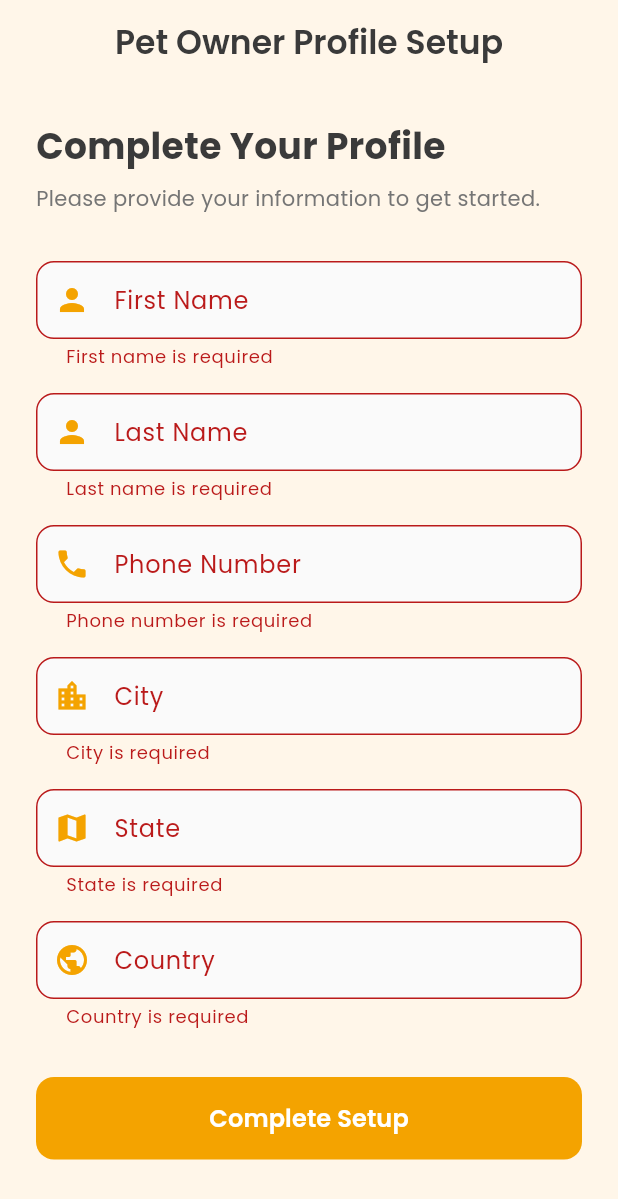
After one commit to AmayMalviya/Pet-Connect, a Flutter app: the ProfileSetupScreen screen opened directly, after a tap on "Complete Setup", on a phone screen of 412 x 824 dp. The commit adds this screen. Shown: the top 1199 px of the screen. Run offline on Flutter 3.47's test engine with Material 3 defaults, Android fonts, the phone set to English and light mode, and no system bars; our stand-ins replace camera, firebase_core, firebase_messaging, flutter_local_notifications, google_fonts, google_maps_flutter and 3 more; accounts and stored records are empty.

Commit message:
Add profile setup screen and update role selection flow
- Create ProfileSetupScreen with role-specific forms for Pet Owner and Shelter Owner
- Integrate profile setup into role selection workflow
- Add RecommendedShopScreen placeholder for future pet product recommendations
- Remove shop card from home screen and update import paths for manage pets screen

```diff
--- a/Frontend/lib/main.dart
+++ b/Frontend/lib/main.dart
@@ -24,7 +24,7 @@ import 'package:pet_connect_app/screens/appointments_screen.dart';
 import 'package:pet_connect_app/screens/my_patients_screen.dart';
 import 'package:pet_connect_app/screens/scan_pet_qr_screen.dart';
 import 'package:pet_connect_app/screens/vet_profile_screen.dart';
-import 'package:pet_connect_app/screens/manage_pets_screen.dart';
+import 'package:pet_connect_app/screens/shelter/manage_pets_screen.dart';
 import 'package:pet_connect_app/screens/adoption_requests_screen.dart';
 import 'package:pet_connect_app/screens/shelter_profile_screen.dart';
 import 'package:pet_connect_app/screens/edit_profile_screen.dart';
@@ -37,6 +37,7 @@ import 'package:firebase_core/firebase_core.dart';
 import 'package:pet_connect_app/screens/recommended_shop_screen.dart';
 import 'package:pet_connect_app/screens/shelter/manage_appointments_screen.dart';
 import 'package:pet_connect_app/screens/shelter/shelter_analytics_screen.dart';
+import 'package:pet_connect_app/screens/profile_setup_screen.dart';
 
 import 'package:pet_connect_app/services/notification_service.dart';
 
--- /dev/null
+++ b/Frontend/lib/screens/profile_setup_screen.dart
@@ -0,0 +1,427 @@
+import 'package:flutter/material.dart';
+import 'package:google_fonts/google_fonts.dart';
+import 'package:pet_connect_app/theme/app_theme.dart';
+import 'package:supabase_flutter/supabase_flutter.dart';
+import 'package:pet_connect_app/screens/main_screen.dart';
+import 'package:pet_connect_app/screens/shelter_home_screen.dart';
+
+class ProfileSetupScreen extends StatefulWidget {
+  static const routeName = '/profile-setup';
+
+  final String role; // 'Pet Owner' or 'Shelter Owner'
+
+  const ProfileSetupScreen({super.key, required this.role});
+
+  @override
+  State<ProfileSetupScreen> createState() => _ProfileSetupScreenState();
+}
+
+class _ProfileSetupScreenState extends State<ProfileSetupScreen> {
+  final _formKey = GlobalKey<FormState>();
+  bool _isLoading = false;
+
+  // Common fields
+  late TextEditingController _firstNameController;
+  late TextEditingController _lastNameController;
+  late TextEditingController _phoneController;
+  late TextEditingController _cityController;
+  late TextEditingController _stateController;
+  late TextEditingController _countryController;
+
+  // Shelter-specific fields
+  late TextEditingController _shelterNameController;
+  late TextEditingController _websiteController;
+  late TextEditingController _capacityController;
+  late TextEditingController _experienceController;
+
+  @override
+  void initState() {
+    super.initState();
+    _firstNameController = TextEditingController();
+    _lastNameController = TextEditingController();
+    _phoneController = TextEditingController();
+    _cityController = TextEditingController();
+    _stateController = TextEditingController();
+    _countryController = TextEditingController();
+    _shelterNameController = TextEditingController();
+    _websiteController = TextEditingController();
+    _capacityController = TextEditingController();
+    _experienceController = TextEditingController();
+  }
+
+  @override
+  void dispose() {
+    _firstNameController.dispose();
+    _lastNameController.dispose();
+    _phoneController.dispose();
+    _cityController.dispose();
+    _stateController.dispose();
+    _countryController.dispose();
+    _shelterNameController.dispose();
+    _websiteController.dispose();
+    _capacityController.dispose();
+    _experienceController.dispose();
+    super.dispose();
+  }
+
+  Future<void> _submitProfile() async {
+    if (!_formKey.currentState!.validate()) {
+      return;
+    }
+
+    setState(() => _isLoading = true);
+
+    try {
+      final user = Supabase.instance.client.auth.currentUser;
+      if (user == null) {
+        throw Exception('User not authenticated');
+      }
+
+      final profileData = {
+        'user_id': user.id,
+        'first_name': _firstNameController.text.trim(),
+        'last_name': _lastNameController.text.trim(),
+        'phone': _phoneController.text.trim(),
+        'city': _cityController.text.trim(),
+        'state': _stateController.text.trim(),
+        'country': _countryController.text.trim(),
+        'role': widget.role,
+      };
+
+      // Add shelter-specific fields if shelter owner
+      if (widget.role == 'Shelter Owner') {
+        profileData['first_name'] = _shelterNameController.text.trim();
+        profileData['website'] = _websiteController.text.trim();
+        profileData['capacity'] = _capacityController.text.trim();
+        profileData['experience'] = _experienceController.text.trim();
+      }
+
+      await Supabase.instance.client.from('profiles').upsert(profileData);
+
+      if (!mounted) return;
+
+      ScaffoldMessenger.of(context).showSnackBar(
+        const SnackBar(content: Text('Profile setup completed successfully!')),
+      );
+
+      // Navigate based on role
+      if (widget.role == 'Shelter Owner') {
+        Navigator.pushReplacementNamed(context, ShelterHomeScreen.routeName);
+      } else {
+        Navigator.pushReplacementNamed(context, MainScreen.routeName);
+      }
+    } catch (e) {
+      if (mounted) {
+        ScaffoldMessenger.of(context).showSnackBar(
+          SnackBar(content: Text('Error: ${e.toString()}')),
+        );
+      }
+    } finally {
+      if (mounted) {
+        setState(() => _isLoading = false);
+      }
+    }
+  }
+
+  @override
+  Widget build(BuildContext context) {
+    return Scaffold(
+      appBar: AppBar(
+        title: Text(
+          '${widget.role} Profile Setup',
+          style: GoogleFonts.poppins(fontWeight: FontWeight.w600),
+        ),
+        centerTitle: true,
+        backgroundColor: Colors.transparent,
+        elevation: 0,
+      ),
+      body: SingleChildScrollView(
+        padding: const EdgeInsets.all(24.0),
+        child: Form(
+          key: _formKey,
+          child: Column(
+            crossAxisAlignment: CrossAxisAlignment.start,
+            children: [
+              Text(
+                'Complete Your Profile',
+                style: GoogleFonts.poppins(
+                  fontSize: 24,
+                  fontWeight: FontWeight.bold,
+                ),
+              ),
+              const SizedBox(height: 8),
+              Text(
+                'Please provide your information to get started.',
+                style: GoogleFonts.poppins(
+                  fontSize: 14,
+                  color: Colors.grey[600],
+                ),
+              ),
+              const SizedBox(height: 32),
+              if (widget.role == 'Pet Owner') _buildPetOwnerForm(),
+              if (widget.role == 'Shelter Owner') _buildShelterOwnerForm(),
+              const SizedBox(height: 32),
+              SizedBox(
+                width: double.infinity,
+                child: ElevatedButton(
+                  onPressed: _isLoading ? null : _submitProfile,
+                  style: ElevatedButton.styleFrom(
+                    padding: const EdgeInsets.symmetric(vertical: 16),
+                    backgroundColor: AppColors.primary,
+                    shape: RoundedRectangleBorder(
+                      borderRadius: BorderRadius.circular(12),
+                    ),
+                  ),
+                  child: _isLoading
+                      ? const SizedBox(
+                          height: 20,
+                          width: 20,
+                          child: CircularProgressIndicator(
+                            strokeWidth: 2,
+                            valueColor: AlwaysStoppedAnimation<Color>(Colors.white),
+                          ),
+                        )
+                      : Text(
+                          'Complete Setup',
+                          style: GoogleFonts.poppins(
+                            fontSize: 16,
+                            fontWeight: FontWeight.w600,
+                            color: Colors.white,
+                          ),
+                        ),
+                ),
+              ),
+            ],
+          ),
+        ),
+      ),
+    );
+  }
+
+  Widget _buildPetOwnerForm() {
+    return Column(
+      children: [
+        _buildTextField(
+          controller: _firstNameController,
+          label: 'First Name',
+          hint: 'Enter your first name',
+          icon: Icons.person,
+          validator: (value) {
+            if (value == null || value.isEmpty) {
+              return 'First name is required';
+            }
+            return null;
+          },
+        ),
+        const SizedBox(height: 16),
+        _buildTextField(
+          controller: _lastNameController,
+          label: 'Last Name',
+          hint: 'Enter your last name',
+          icon: Icons.person,
+          validator: (value) {
+            if (value == null || value.isEmpty) {
+              return 'Last name is required';
+            }
+            return null;
+          },
+        ),
+        const SizedBox(height: 16),
+        _buildTextField(
+          controller: _phoneController,
+          label: 'Phone Number',
+          hint: 'Enter your phone number',
+          icon: Icons.phone,
+          keyboardType: TextInputType.phone,
+          validator: (value) {
+            if (value == null || value.isEmpty) {
+              return 'Phone number is required';
+            }
+            return null;
+          },
+        ),
+        const SizedBox(height: 16),
+        _buildTextField(
+          controller: _cityController,
+          label: 'City',
+          hint: 'Enter your city',
+          icon: Icons.location_city,
+          validator: (value) {
+            if (value == null || value.isEmpty) {
+              return 'City is required';
+            }
+            return null;
+          },
+        ),
+        const SizedBox(height: 16),
+        _buildTextField(
+          controller: _stateController,
+          label: 'State',
+          hint: 'Enter your state',
+          icon: Icons.map,
+          validator: (value) {
+            if (value == null || value.isEmpty) {
+              return 'State is required';
+            }
+            return null;
+          },
+        ),
+        const SizedBox(height: 16),
+        _buildTextField(
+          controller: _countryController,
+          label: 'Country',
+          hint: 'Enter your country',
+          icon: Icons.public,
+          validator: (value) {
+            if (value == null || value.isEmpty) {
+              return 'Country is required';
+            }
+            return null;
+          },
+        ),
+      ],
+    );
+  }
+
+  Widget _buildShelterOwnerForm() {
+    return Column(
+      children: [
+        _buildTextField(
+          controller: _shelterNameController,
+          label: 'Shelter Name',
+          hint: 'Enter your shelter name',
+          icon: Icons.home,
+          validator: (value) {
+            if (value == null || value.isEmpty) {
+              return 'Shelter name is required';
+            }
+            return null;
+          },
+        ),
+        const SizedBox(height: 16),
+        _buildTextField(
+          controller: _phoneController,
+          label: 'Phone Number',
+          hint: 'Enter your phone number',
+          icon: Icons.phone,
+          keyboardType: TextInputType.phone,
+          validator: (value) {
+            if (value == null || value.isEmpty) {
+              return 'Phone number is required';
+            }
+            return null;
+          },
+        ),
+        const SizedBox(height: 16),
+        _buildTextField(
+          controller: _cityController,
+          label: 'City',
+          hint: 'Enter your city',
+          icon: Icons.location_city,
+          validator: (value) {
+            if (value == null || value.isEmpty) {
+              return 'City is required';
+            }
+            return null;
+          },
+        ),
+        const SizedBox(height: 16),
+        _buildTextField(
+          controller: _stateController,
+          label: 'State',
+          hint: 'Enter your state',
+          icon: Icons.map,
+          validator: (value) {
+            if (value == null || value.isEmpty) {
+              return 'State is required';
+            }
+            return null;
+          },
+        ),
+        const SizedBox(height: 16),
+        _buildTextField(
+          controller: _countryController,
+          label: 'Country',
+          hint: 'Enter your country',
+          icon: Icons.public,
+          validator: (value) {
+            if (value == null || value.isEmpty) {
+              return 'Country is required';
+            }
+            return null;
+          },
+        ),
+        const SizedBox(height: 16),
+        _buildTextField(
+          controller: _websiteController,
+          label: 'Website (Optional)',
+          hint: 'Enter your website URL',
+          icon: Icons.language,
+          keyboardType: TextInputType.url,
+        ),
+        const SizedBox(height: 16),
+        _buildTextField(
+          controller: _capacityController,
+          label: 'Shelter Capacity',
+          hint: 'Enter number of animals',
+          icon: Icons.pets,
+          keyboardType: TextInputType.number,
+          validator: (value) {
+            if (value == null || value.isEmpty) {
+              return 'Capacity is required';
+            }
+            if (int.tryParse(value) == null) {
+              return 'Please enter a valid number';
+            }
+            return null;
+          },
+        ),
+        const SizedBox(height: 16),
+        _buildTextField(
+          controller: _experienceController,
+          label: 'Experience',
+          hint: 'Describe your shelter experience',
+          icon: Icons.info,
+          maxLines: 3,
+          validator: (value) {
+            if (value == null || value.isEmpty) {
+              return 'Experience is required';
+            }
+            return null;
+          },
+        ),
+      ],
+    );
+  }
+
+  Widget _buildTextField({
+    required TextEditingController controller,
+    required String label,
+    required String hint,
+    required IconData icon,
+    TextInputType keyboardType = TextInputType.text,
+    int maxLines = 1,
+    String? Function(String?)? validator,
+  }) {
+    return TextFormField(
+      controller: controller,
+      keyboardType: keyboardType,
+      maxLines: maxLines,
+      decoration: InputDecoration(
+        labelText: label,
+        hintText: hint,
+        prefixIcon: Icon(icon, color: AppColors.primary),
+        border: OutlineInputBorder(
+          borderRadius: BorderRadius.circular(12),
+        ),
+        focusedBorder: OutlineInputBorder(
+          borderRadius: BorderRadius.circular(12),
+          borderSide: const BorderSide(color: AppColors.primary, width: 2),
+        ),
+        filled: true,
+        fillColor: Colors.grey[50],
+      ),
+      validator: validator,
+    );
+  }
+}
--- a/Frontend/lib/screens/role_selection_screen.dart
+++ b/Frontend/lib/screens/role_selection_screen.dart
@@ -2,6 +2,7 @@ import 'package:flutter/material.dart';
 import 'package:pet_connect_app/screens/shelter_verification_screen.dart';
 import 'package:pet_connect_app/screens/main_screen.dart';
 import 'package:pet_connect_app/screens/kyc_screen.dart';
+import 'package:pet_connect_app/screens/profile_setup_screen.dart';
 import 'package:supabase_flutter/supabase_flutter.dart';
 import 'package:pet_connect_app/utils/role_helpers.dart';
 
@@ -78,13 +79,20 @@ class _RoleSelectionScreenState extends State<RoleSelectionScreen> {
 
         if (!mounted) return;
 
-        if (selectedRole['name'] == 'Shelter Owner') {
+        if (selectedRole['name'] == 'Pet Owner') {
           Navigator.pushReplacement(
             context,
-            MaterialPageRoute(builder: (context) => const ShelterVerificationScreen()),
+            MaterialPageRoute(
+              builder: (context) => ProfileSetupScreen(role: 'Pet Owner'),
+            ),
           );
-        } else if (selectedRole['name'] == 'Pet Owner') {
-          Navigator.pushReplacementNamed(context, MainScreen.routeName);
+        } else if (selectedRole['name'] == 'Shelter Owner') {
+          Navigator.pushReplacement(
+            context,
+            MaterialPageRoute(
+              builder: (context) => ProfileSetupScreen(role: 'Shelter Owner'),
+            ),
+          );
         } else {
           Navigator.pushReplacementNamed(
             context,
--- a/Frontend/lib/screens/manage_pets_screen.dart
+++ b/Frontend/lib/screens/shelter/manage_pets_screen.dart
@@ -90,6 +90,18 @@ class _ManagePetsScreenState extends State<ManagePetsScreen> {
         ],
       ),
     );
+  }
+
+  Future<void> _showPetForm(BuildContext context, Pet? pet) async {
+    final result = await Navigator.of(context).push(
+      MaterialPageRoute(
+        builder: (context) => AddEditPetScreen(pet: pet),
+      ),
+    );
+
+    if (result == true) {
+      _fetchPets(); // Refresh the list after adding/editing
+    }
   }
 
   @override
```
Also changed, not shown: Frontend/lib/screens/home_screen.dart (+0 -20 lines), Frontend/lib/screens/recommended_shop_screen.dart (added, +49 -0 lines), Frontend/lib/screens/shelter_home_screen.dart (+78 -10 lines), 1 other file.
